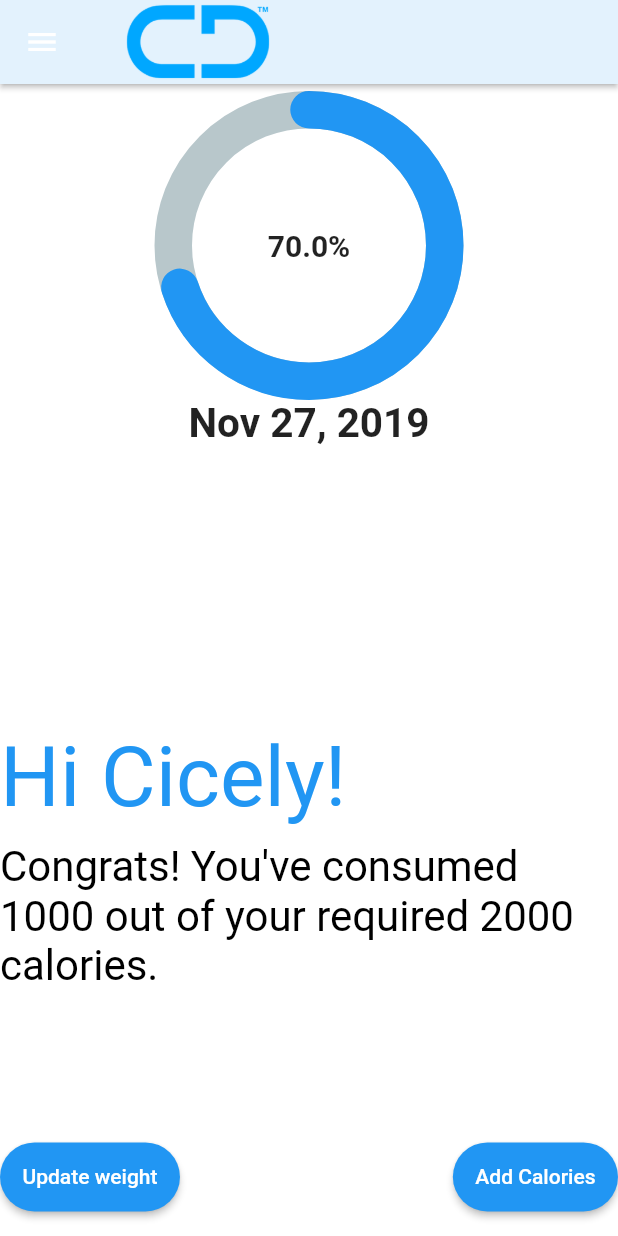
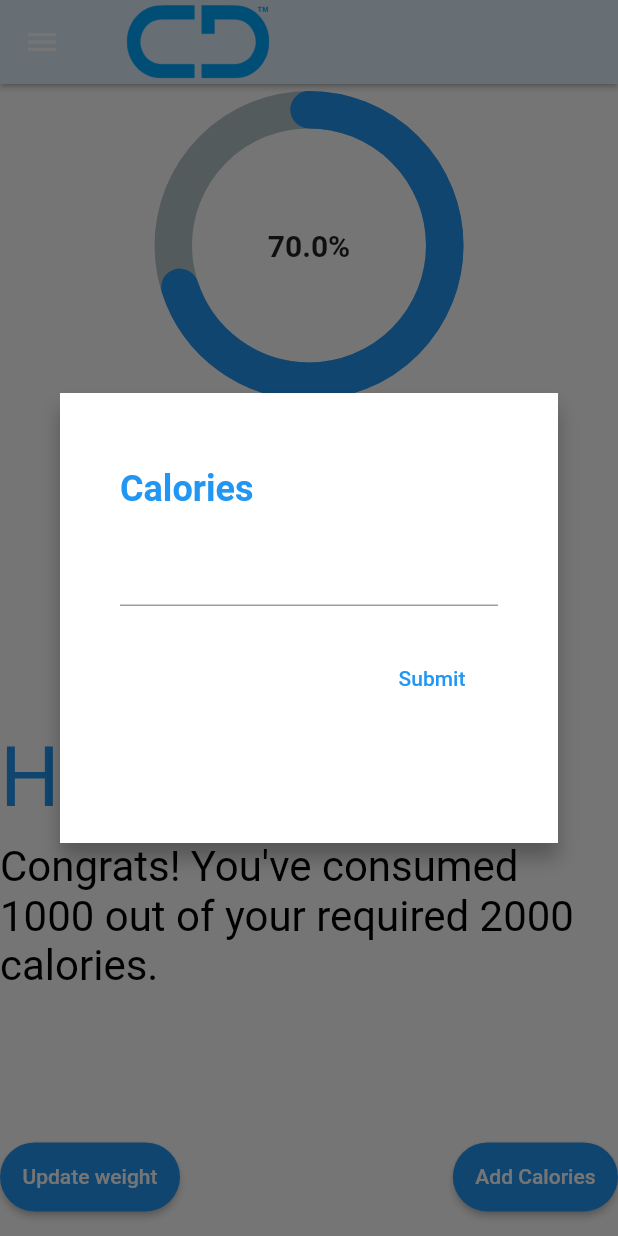
Before and after one commit to cicelybeckford/CoDiet-Flutter, a Flutter app: the HomePage screen opened directly, after a tap on "Add Calories", on a phone screen of 412 x 824 dp. Run offline on Flutter 3.47's test engine with Material 2 defaults, Android fonts, the phone set to English and light mode, and no system bars; drawn by our look-alikes of percent_indicator; our stand-ins replace charts_flutter; missing offline and left inert: dart:html, firebase; accounts and stored records are empty.

Commit message:
Created dialog window to update user info

```diff
--- a/lib/pages/home_page.dart
+++ b/lib/pages/home_page.dart
@@ -3,10 +3,9 @@ import 'package:codiet/pages/journey_page.dart';
 import 'package:flutter/material.dart';
 import 'package:codiet/utils/auth.dart';
 import 'package:codiet/utils/responsive_widget.dart';
-import 'package:percent_indicator/percent_indicator.dart';
 import 'package:codiet/utils/nav_buttons.dart';
 import 'package:codiet/utils/nav_header.dart';
-import 'package:intl/intl.dart';
+import 'package:codiet/utils/profile_info.dart';
 
 class HomePage extends StatefulWidget {
 
@@ -120,111 +119,3 @@ class _HomePageState extends State<HomePage> {
     );
   }
 }
-
-class ProfileInfo extends StatelessWidget {
-  final String formattedDate = DateFormat('yMMMd').format(DateTime.now());
-  profileImage(context) => Container(
-        height: ResponsiveWidget.isSmallScreen(context)
-            ? MediaQuery.of(context).size.height * 0.3
-            : MediaQuery.of(context).size.width * 0.3,
-        width: ResponsiveWidget.isSmallScreen(context)
-            ? MediaQuery.of(context).size.height * 0.3
-            : MediaQuery.of(context).size.width * 0.3,
-        child: new CircularPercentIndicator(
-                radius: ResponsiveWidget.isSmallScreen(context)
-                    ? MediaQuery.of(context).size.height * 0.25
-                    : MediaQuery.of(context).size.width * 0.25,
-                lineWidth: 25.0,
-                animation: true,
-                percent: 0.7,
-                center: new Text(
-                  "70.0%",
-                  style:
-                      new TextStyle(fontWeight: FontWeight.bold, fontSize: 20.0),
-                ),
-                footer: new Text(
-                  formattedDate,
-                  style:
-                      new TextStyle(fontWeight: FontWeight.bold, fontSize: 27.0),
-                ),
-                circularStrokeCap: CircularStrokeCap.round,
-                progressColor: Colors.blue,
-              ),
-      );
-
-  final profileData = Column(
-    crossAxisAlignment: CrossAxisAlignment.start,
-    children: <Widget>[
-      SizedBox(
-            height: 100,
-      ),
-      Text(
-        "Hi Cicely!",
-        textScaleFactor: 4,
-        style: TextStyle(color: Colors.blue),
-      ),
-      SizedBox(
-        height: 10,
-      ),
-      Text(
-        "Congrats! You've consumed\n"
-        "1000 out of your required 2000\n"
-        "calories.",
-        softWrap: true,
-        textScaleFactor: 2,
-        style: TextStyle(color: Colors.black),
-      ),
-      SizedBox(
-        height: 100,
-      ),
-      Row(
-        mainAxisAlignment: MainAxisAlignment.spaceBetween,
-        children: <Widget>[
-          RaisedButton(
-            shape: StadiumBorder(),
-            child: Text("Update weight", style: TextStyle(color: Colors.white), ),
-            color: Colors.blue,
-            onPressed: () {
-              html.window.open("https://google.com", "CoDiet");
-            },
-            padding: EdgeInsets.all(15),
-          ),
-          SizedBox(
-            width: 150,
-          ),
-          RaisedButton(
-            shape: StadiumBorder(),
-            child: Text("Add Calories", style: TextStyle(color: Colors.white),),
-            color: Colors.blue,
-            onPressed: () {
-              html.window.open("https://google.com", "CoDiet");
-            },
-            padding: EdgeInsets.all(15),
-          ),
-        ],
-      )
-    ],
-  );
-
-  @override
-  Widget build(BuildContext context) {
-    return ResponsiveWidget(
-      largeScreen: Row(
-        mainAxisAlignment: MainAxisAlignment.spaceEvenly,
-        crossAxisAlignment: CrossAxisAlignment.center,
-        children: <Widget>[profileImage(context), profileData],
-      ),
-      smallScreen: Column(
-        mainAxisSize: MainAxisSize.max,
-        mainAxisAlignment: MainAxisAlignment.spaceBetween,
-        children: <Widget>[
-          profileImage(context),
-          SizedBox(
-            height: MediaQuery.of(context).size.height * 0.1,
-          ),
-          profileData
-        ],
-      ),
-    );
-  }
-}
--- /dev/null
+++ b/lib/utils/custom_dialog.dart
@@ -0,0 +1,80 @@
+import 'package:flutter/material.dart';
+
+class CustomDialog extends StatelessWidget {
+  final String title, buttonText;
+  final TextEditingController controller;
+
+  CustomDialog({
+    @required this.title,
+    @required this.controller,
+    @required this.buttonText,
+  });
+
+  dialogContent(BuildContext context) {
+    return Stack(
+      children: <Widget>[
+        Container(
+          width: 450,
+          height: 300,
+          padding: EdgeInsets.only(
+            left: 40,
+            right: 40,
+            top: 50,
+            bottom: 20,
+          ),
+          decoration: new BoxDecoration(
+            color: Colors.white,
+            shape: BoxShape.rectangle,
+            borderRadius: BorderRadius.circular(0),
+            boxShadow: [
+              BoxShadow(
+                color: Colors.black26,
+                blurRadius: 10.0,
+                offset: const Offset(0.0, 10.0),
+              ),
+            ],
+          ),
+          child: Column(
+            mainAxisSize: MainAxisSize.min, // To make the card compact
+            children: <Widget>[
+              Align(
+                alignment: Alignment.topLeft,
+                child: Text(
+                  title,
+                  style: TextStyle(
+                    fontSize: 24.0,
+                    fontWeight: FontWeight.w600,
+                    color: Colors.blue,
+                  ),
+                ),
+              ),
+              SizedBox(height: 16.0),
+              TextField(
+                controller: controller,
+              ),
+              SizedBox(height: 24.0),
+              Align(
+                alignment: Alignment.bottomRight,
+                child: FlatButton(
+                  onPressed: () {
+                    Navigator.of(context).pop(); // To close the dialog
+                  },
+                  child: Text(buttonText, style: TextStyle(color: Colors.blue)),
+                ),
+              ),
+            ],
+          ),
+        ),
+      ],
+    );
+  }
+
+  @override
+  Widget build(BuildContext context) {
+    return Dialog(
+      elevation: 0.0,
+      backgroundColor: Colors.transparent,
+      child: dialogContent(context),
+    );
+  }
+}
--- /dev/null
+++ b/lib/utils/profile_info.dart
@@ -0,0 +1,134 @@
+import 'package:flutter/material.dart';
+import 'package:codiet/utils/responsive_widget.dart';
+import 'package:percent_indicator/percent_indicator.dart';
+import 'package:intl/intl.dart';
+import 'package:codiet/utils/custom_dialog.dart';
+
+class ProfileInfo extends StatelessWidget {
+  final String formattedDate = DateFormat('yMMMd').format(DateTime.now());
+
+  openPopupWindow(BuildContext context, String text) {
+    TextEditingController controller = new TextEditingController();
+    return showDialog(context: context, builder: (context) {
+        // return SimpleDialog(
+        //   title: Text(text,  style: TextStyle(color: Colors.black),),
+
+        //   children: <Widget>[
+        //     new TextField(
+        //       controller: controller,
+        //     ),
+        //     new MaterialButton(
+        //       child: Text('Submit', style: TextStyle(color: Colors.blue),),
+        //       elevation: 5.0,
+        //       onPressed: () {},
+        //     )
+        //   ],
+        // );
+        return new CustomDialog(title: text, controller: controller, buttonText: 'Submit',);
+    });
+  }
+  profileImage(context) => Container(
+        height: ResponsiveWidget.isSmallScreen(context)
+            ? MediaQuery.of(context).size.height * 0.3
+            : MediaQuery.of(context).size.width * 0.3,
+        width: ResponsiveWidget.isSmallScreen(context)
+            ? MediaQuery.of(context).size.height * 0.3
+            : MediaQuery.of(context).size.width * 0.3,
+        child: new CircularPercentIndicator(
+                radius: ResponsiveWidget.isSmallScreen(context)
+                    ? MediaQuery.of(context).size.height * 0.25
+                    : MediaQuery.of(context).size.width * 0.25,
+                lineWidth: 25.0,
+                animation: true,
+                percent: 0.7,
+                center: new Text(
+                  "70.0%",
+                  style:
+                      new TextStyle(fontWeight: FontWeight.bold, fontSize: 20.0),
+                ),
+                footer: new Text(
+                  formattedDate,
+                  style:
+                      new TextStyle(fontWeight: FontWeight.bold, fontSize: 27.0),
+                ),
+                circularStrokeCap: CircularStrokeCap.round,
+                progressColor: Colors.blue,
+              ),
+      );
+
+  profileData(context) => Column(
+    crossAxisAlignment: CrossAxisAlignment.start,
+    children: <Widget>[
+      SizedBox(
+            height: 100,
+      ),
+      Text(
+        "Hi Cicely!",
+        textScaleFactor: 4,
+        style: TextStyle(color: Colors.blue),
+      ),
+      SizedBox(
+        height: 10,
+      ),
+      Text(
+        "Congrats! You've consumed\n"
+        "1000 out of your required 2000\n"
+        "calories.",
+        softWrap: true,
+        textScaleFactor: 2,
+        style: TextStyle(color: Colors.black),
+      ),
+      SizedBox(
+        height: 100,
+      ),
+      Row(
+        mainAxisAlignment: MainAxisAlignment.spaceBetween,
+        children: <Widget>[
+          RaisedButton(
+            shape: StadiumBorder(),
+            child: Text("Update weight", style: TextStyle(color: Colors.white), ),
+            color: Colors.blue,
+            onPressed: () {
+              openPopupWindow(context, "Weight");
+            },
+            padding: EdgeInsets.all(15),
+          ),
+          SizedBox(
+            width: 150,
+          ),
+          RaisedButton(
+            shape: StadiumBorder(),
+            child: Text("Add Calories", style: TextStyle(color: Colors.white),),
+            color: Colors.blue,
+            onPressed: () {
+              openPopupWindow(context, "Calories");
+            },
+            padding: EdgeInsets.all(15),
+          ),
+        ],
+      )
+    ],
+  );
+
+  @override
+  Widget build(BuildContext context) {
+    return ResponsiveWidget(
+      largeScreen: Row(
+        mainAxisAlignment: MainAxisAlignment.spaceEvenly,
+        crossAxisAlignment: CrossAxisAlignment.center,
+        children: <Widget>[profileImage(context), profileData (context)],
+      ),
+      smallScreen: Column(
+        mainAxisSize: MainAxisSize.max,
+        mainAxisAlignment: MainAxisAlignment.spaceBetween,
+        children: <Widget>[
+          profileImage(context),
+          SizedBox(
+            height: MediaQuery.of(context).size.height * 0.1,
+          ),
+          profileData(context)
+        ],
+      ),
+    );
+  }
+}
```
